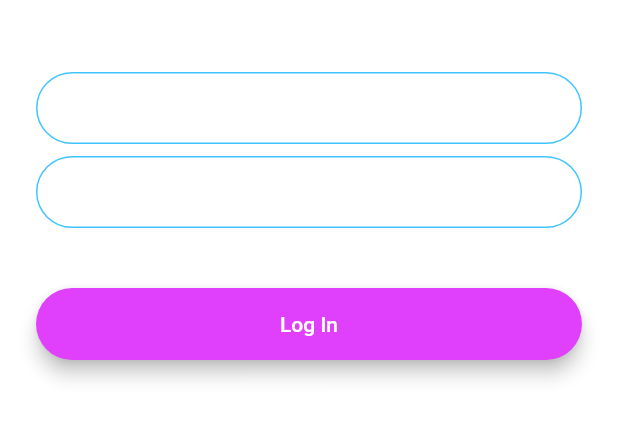
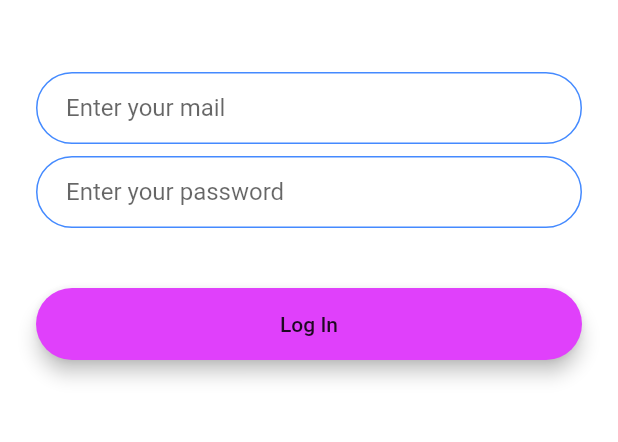
Before and after one commit to sunilbhandari123/chat-app, a Flutter app: the screen it shows after launch, after a tap on "Log In", on a phone screen of 412 x 824 dp, the part 576-1018 px from its top. Run offline on Flutter 3.47's test engine with Material 2 defaults, Android fonts, the phone set to English and light mode, and no system bars; our stand-ins replace animated_text_kit.

```diff
--- a/lib/constants.dart
+++ b/lib/constants.dart
@@ -17,3 +17,19 @@ const kMessageContainerDecoration = BoxDecoration(
     top: BorderSide(color: Colors.purple, width: 2.0),
   ),
 );
+
+const kTextFieldDecoration = InputDecoration(
+  hintText: '',
+  contentPadding: EdgeInsets.symmetric(vertical: 10.0, horizontal: 20.0),
+  border: OutlineInputBorder(
+    borderRadius: BorderRadius.all(Radius.circular(32.0)),
+  ),
+  enabledBorder: OutlineInputBorder(
+    borderSide: BorderSide(color: Colors.blueAccent, width: 1.0),
+    borderRadius: BorderRadius.all(Radius.circular(32.0)),
+  ),
+  focusedBorder: OutlineInputBorder(
+    borderSide: BorderSide(color: Colors.blueAccent, width: 2.0),
+    borderRadius: BorderRadius.all(Radius.circular(32.0)),
+  ),
+);
--- a/lib/main.dart
+++ b/lib/main.dart
@@ -11,11 +11,6 @@ class FlashChat extends StatelessWidget {
   @override
   Widget build(BuildContext context) {
     return MaterialApp(
-      theme: ThemeData.dark().copyWith(
-        textTheme: const TextTheme(
-          bodyText1: TextStyle(color: Colors.black54),
-        ),
-      ),
       initialRoute: WelcomeScreen.id,
       routes:{
         WelcomeScreen.id: (context) => WelcomeScreen(),
--- /dev/null
+++ b/lib/r_button.dart
@@ -0,0 +1,29 @@
+import 'package:flutter/material.dart';
+class Rounded extends StatelessWidget {
+  Rounded(
+      {required this.title, required this.colour, required this.onPressed});
+
+  final Color colour;
+  final String title;
+  final void Function()? onPressed;
+
+  @override
+  Widget build(BuildContext context) {
+    return Padding(
+      padding: const EdgeInsets.symmetric(vertical: 16.0),
+      child: Material(
+        elevation: 5.0,
+        color: colour,
+        borderRadius: BorderRadius.circular(30.0),
+        child: MaterialButton(
+          onPressed: onPressed,
+          minWidth: 200.0,
+          height: 42.0,
+          child: Text(
+            title,
+          ),
+        ),
+      ),
+    );
+  }
+}
--- a/lib/screens/chatscreen.dart
+++ b/lib/screens/chatscreen.dart
@@ -1,3 +1,5 @@
+// ignore_for_file: deprecated_member_use
+
 import 'package:fchat/constants.dart';
 import 'package:flutter/material.dart';
 
@@ -5,6 +7,7 @@ import 'package:flutter/material.dart';
 class ChatScreen extends StatefulWidget {
   static const String id = 'chatscreen';
   @override
+  // ignore: library_private_types_in_public_api
   _ChatScreenState createState() => _ChatScreenState();
 }
 
--- a/lib/screens/loginscreen.dart
+++ b/lib/screens/loginscreen.dart
@@ -1,3 +1,4 @@
+import 'package:fchat/constants.dart';
 import 'package:fchat/screens/chatscreen.dart';
 import 'package:flutter/material.dart';
 
@@ -32,25 +33,7 @@ class _LoginScreenState extends State<LoginScreen> {
               onChanged: (value) {
                 //Do something with the user input.
               },
-              decoration:  const InputDecoration(
-                hintText: 'Enter your email',
-
-                contentPadding:
-                    EdgeInsets.symmetric(vertical: 10.0, horizontal: 20.0),
-                border: OutlineInputBorder(
-                  borderRadius: BorderRadius.all(Radius.circular(32.0)),
-                ),
-                enabledBorder: OutlineInputBorder(
-                  borderSide:
-                      BorderSide(color: Colors.lightBlueAccent, width: 1.0),
-                  borderRadius: BorderRadius.all(Radius.circular(32.0)),
-                ),
-                focusedBorder: OutlineInputBorder(
-                  borderSide:
-                      BorderSide(color: Colors.lightBlueAccent, width: 2.0),
-                  borderRadius: BorderRadius.all(Radius.circular(32.0)),
-                ),
-              ),
+              decoration:kTextFieldDecoration.copyWith(hintText: 'Enter your mail'),
             ),
             const SizedBox(
               height: 8.0,
@@ -59,26 +42,7 @@ class _LoginScreenState extends State<LoginScreen> {
               onChanged: (value) {
                 //Do something with the user input.
               },
-              decoration: const InputDecoration(
-                hintText: 'Enter your password.',
-                fillColor: Colors.black,
-                //fillColor: Colors.black,
-                contentPadding:
-                    EdgeInsets.symmetric(vertical: 10.0, horizontal: 20.0),
-                border: OutlineInputBorder(
-                  borderRadius: BorderRadius.all(Radius.circular(32.0)),
-                ),
-                enabledBorder: OutlineInputBorder(
-                  borderSide:
-                      BorderSide(color: Colors.lightBlueAccent, width: 1.0),
-                  borderRadius: BorderRadius.all(Radius.circular(32.0)),
-                ),
-                focusedBorder: OutlineInputBorder(
-                  borderSide:
-                      BorderSide(color: Colors.lightBlueAccent, width: 2.0),
-                  borderRadius: BorderRadius.all(Radius.circular(32.0)),
-                ),
-              ),
+              decoration:kTextFieldDecoration.copyWith(hintText: 'Enter your password'),
             ),
             const SizedBox(
               height: 24.0,
--- a/lib/screens/welcome_screen.dart
+++ b/lib/screens/welcome_screen.dart
@@ -1,6 +1,8 @@
+import 'package:fchat/r_button.dart';
 import 'package:fchat/screens/loginscreen.dart';
 import 'package:fchat/screens/registration_screen.dart';
 import 'package:flutter/material.dart';
+import 'package:animated_text_kit/animated_text_kit.dart';
 
 class WelcomeScreen extends StatefulWidget {
   static const String id = 'welcome_screen';
@@ -19,14 +21,11 @@ class _WelcomeScreenState extends State<WelcomeScreen>
   @override
   void initState() {
     controller =
-        AnimationController(duration: const Duration(seconds: 2), vsync: this);
-
+        AnimationController(duration: const Duration(seconds: 1), vsync: this);
     //animation = CurvedAnimation(parent: controller, curve: Curves.decelerate);
-    animation =
-        ColorTween(begin: Colors.black, end: Colors.white).animate(controller);
-
+    animation = ColorTween(begin: Colors.blueGrey, end: Colors.white)
+        .animate(controller);
     controller.forward();
-
     //animation.addStatusListener((status) {
     //if (status == AnimationStatus.completed) {
     //controller.reverse(from: 1.0);
@@ -34,7 +33,6 @@ class _WelcomeScreenState extends State<WelcomeScreen>
     //controller.forward();
     //}
     //});
-
     controller.addListener(() {
       setState(() {});
       print(animation.value);
@@ -58,68 +56,47 @@ class _WelcomeScreenState extends State<WelcomeScreen>
           mainAxisAlignment: MainAxisAlignment.center,
           crossAxisAlignment: CrossAxisAlignment.stretch,
           children: <Widget>[
+
             Row(
               children: <Widget>[
                 Hero(
                   tag: 'logo',
                   child: Container(
                     child: Image.asset('images/logo.png'),
-                    height:60,
+                    height: 60,
                   ),
                 ),
-                const Text(
-                  ' Chat App',
-                  style: TextStyle(
+                AnimatedTextKit(animatedTexts: [
+                  TypewriterAnimatedText(' Chat App',
+                      textStyle: const TextStyle(
                         fontSize: 40.0,
                         color: Colors.blueGrey,
                         fontWeight: FontWeight.w900,
-                  ),
-                ),
+                      )),
+                ]),
               ],
             ),
+
             const SizedBox(
               height: 48.0,
             ),
-            Padding(
-              padding: const EdgeInsets.symmetric(vertical: 16.0),
-              child: Material(
-                elevation: 5.0,
-                color: Colors.purpleAccent,
-                borderRadius: BorderRadius.circular(30.0),
-                child: MaterialButton(
+
+            Rounded(title: 'Log In',colour: Colors.purpleAccent,onPressed:(){
+            Navigator.push(context,
+            MaterialPageRoute(builder: (context) => LoginScreen()));
+          },),
+
+
+          const SizedBox(height: 10,),
+          Rounded(
+              title: 'Register',
+              colour: Colors.greenAccent,
               onPressed: () {
               Navigator.push(context,
-                        MaterialPageRoute(builder: (context) => LoginScreen()));
+              MaterialPageRoute(builder: (context) => RegistrationScreen()));
               },
-                  minWidth: 200.0,
-                  height: 42.0,
-                  child: const Text(
-                    'Log In',
             ),
-                ),
-              ),
-            ),
-            Padding(
-              padding: const EdgeInsets.symmetric(vertical: 16.0),
-              child: Material(
-                color: Colors.green,
-                borderRadius: BorderRadius.circular(30.0),
-                elevation: 5.0,
-                child: MaterialButton(
-                  onPressed: () {
-                    Navigator.push(
-                        context,
-                        MaterialPageRoute(
-                            builder: (context) => RegistrationScreen()));
-                  },
-                  minWidth: 200.0,
-                  height: 42.0,
-                  child: const Text(
-                    'Register',
-                  ),
-                ),
-              ),
-            ),
+
           ],
         ),
       ),
--- a/pubspec.yaml
+++ b/pubspec.yaml
@@ -34,6 +34,7 @@ dependencies:
   # The following adds the Cupertino Icons font to your application.
   # Use with the CupertinoIcons class for iOS style icons.
   cupertino_icons: ^1.0.2
+  animated_text_kit: ^4.2.2
 
 dev_dependencies:
   flutter_test:
```
Also changed, not shown: lib/screens/registration_screen.dart (+3 -32 lines), pubspec.lock. Lines whose indentation alone changed are shown as unchanged.
